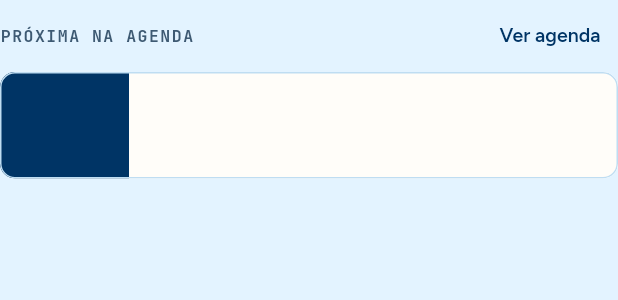
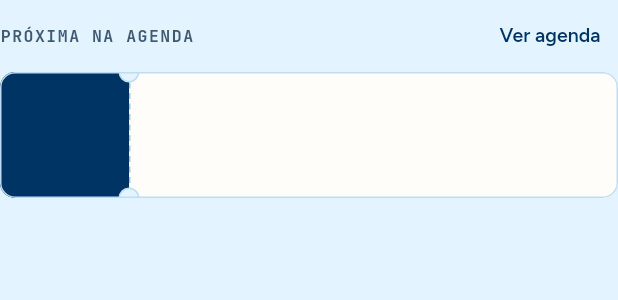
Before and after one commit to annaelizacc/ProjetoDeSoftware, a Flutter app: the _ProximaNaAgenda widget shown alone on an empty page, opened directly with empty values, on a phone screen of 412 x 824 dp. Shown: the top 300 px of the screen. Run offline on Flutter 3.47's test engine with Material 3 defaults, Android fonts, the phone set to English and light mode, and no system bars; our stand-ins replace image_picker, shared_preferences; accounts and stored records are empty; network calls fail.

Commit message:
F20: card Próxima na agenda como ingresso, com picote e recortes

```diff
--- a/sistema-eventos/frontend/Flutter/lib/pages/home_page.dart
+++ b/sistema-eventos/frontend/Flutter/lib/pages/home_page.dart
@@ -5,6 +5,7 @@ import '../services/api_service.dart';
 import '../theme/app_theme.dart';
 import '../utils/datas.dart';
 import '../widgets/marca_texto.dart';
+import '../widgets/picote.dart';
 import '../widgets/rotulo_secao.dart';
 import 'escolher_evento_page.dart';
 import 'palestra_details_page.dart';
@@ -557,7 +558,8 @@ class _Atalho extends StatelessWidget {
 
 /// "Próxima na agenda": a próxima palestra em que a pessoa se inscreveu
 /// neste evento, no formato de ingresso do canvas (horário e sala à
-/// esquerda, picote, título e palestrante à direita).
+/// esquerda, picote, título e palestrante à direita, com os dois recortes
+/// em meia-lua na borda, em cima e embaixo do picote).
 class _ProximaNaAgenda extends StatelessWidget {
   final Palestra? palestra;
   final VoidCallback aoVerAgenda;
@@ -593,15 +595,21 @@ class _ProximaNaAgenda extends StatelessWidget {
               borderRadius: BorderRadius.circular(10),
               side: BorderSide(color: cores.outlineVariant),
             ),
+            // O corte nas bordas do card também esconde a metade de fora
+            // dos recortes (ver `_Recorte`).
             clipBehavior: Clip.antiAlias,
             child: InkWell(
               onTap: () => aoAbrir(p),
+              child: Stack(
+                children: [
+                  ConstrainedBox(
+                    constraints: const BoxConstraints(minHeight: 84),
                     child: IntrinsicHeight(
                       child: Row(
                         crossAxisAlignment: CrossAxisAlignment.stretch,
                         children: [
                           Container(
-                      width: 86,
+                            width: _larguraCanhoto,
                             padding: const EdgeInsets.symmetric(vertical: 16),
                             color: cores.primary,
                             child: Column(
@@ -627,6 +635,7 @@ class _ProximaNaAgenda extends StatelessWidget {
                               ],
                             ),
                           ),
+                          const Picote(vertical: true),
                           Expanded(
                             child: Padding(
                               padding: const EdgeInsets.symmetric(horizontal: 16, vertical: 14),
@@ -647,8 +656,41 @@ class _ProximaNaAgenda extends StatelessWidget {
                       ),
                     ),
                   ),
+                  // Os dois "furos" do ingresso, em cima e embaixo do picote.
+                  const Positioned(left: _larguraCanhoto - 7, top: -7, child: _Recorte()),
+                  const Positioned(left: _larguraCanhoto - 7, bottom: -7, child: _Recorte()),
+                ],
+              ),
+            ),
           ),
       ],
     );
   }
 }
+
+/// Largura do canhoto Marinho (horário e sala) do card, como no canvas.
+const double _larguraCanhoto = 86;
+
+/// Um recorte em meia-lua na borda do card "Próxima na agenda", como o
+/// furo de um ingresso.
+///
+/// É um círculo de 14px na cor do fundo da tela, com a linha fina do card.
+/// Ele fica metade para fora do card, e o `Clip.antiAlias` do card corta
+/// essa metade: sobra só a meia-lua "mordendo" a borda.
+class _Recorte extends StatelessWidget {
+  const _Recorte();
+
+  @override
+  Widget build(BuildContext context) {
+    final tema = Theme.of(context);
+    return Container(
+      width: 14,
+      height: 14,
+      decoration: BoxDecoration(
+        color: tema.scaffoldBackgroundColor,
+        shape: BoxShape.circle,
+        border: Border.all(color: tema.colorScheme.outlineVariant),
+      ),
+    );
+  }
+}
--- a/sistema-eventos/frontend/Flutter/lib/widgets/picote.dart
+++ b/sistema-eventos/frontend/Flutter/lib/widgets/picote.dart
@@ -10,7 +10,8 @@ import 'package:flutter/material.dart';
 /// mão com um `CustomPainter`: traços de 4px separados por espaços de 3px.
 /// A cor é a `outline` do tema, a mesma das bordas de botões.
 class Picote extends StatelessWidget {
-  /// `true`: linha em pé (ocupa a altura do pai); `false`: deitada.
+  /// `true`: linha em pé, com a altura que o pai der (ex.: uma `Row` com
+  /// `CrossAxisAlignment.stretch`); `false`: deitada, na largura toda.
   final bool vertical;
 
   const Picote({super.key, this.vertical = false});
@@ -18,11 +19,10 @@ class Picote extends StatelessWidget {
   @override
   Widget build(BuildContext context) {
     final cor = Theme.of(context).colorScheme.outline;
-    return SizedBox(
-      width: vertical ? 1 : double.infinity,
-      height: vertical ? double.infinity : 1,
-      child: CustomPaint(painter: _PicotePainter(cor: cor, vertical: vertical)),
-    );
+    final linha = CustomPaint(painter: _PicotePainter(cor: cor, vertical: vertical));
+    // Na vertical só a largura é fixa: pedir altura infinita quebraria
+    // dentro de um `IntrinsicHeight`.
+    return vertical ? SizedBox(width: 1, child: linha) : SizedBox(width: double.infinity, height: 1, child: linha);
   }
 }
 
```
Lines whose indentation alone changed are shown as unchanged.
